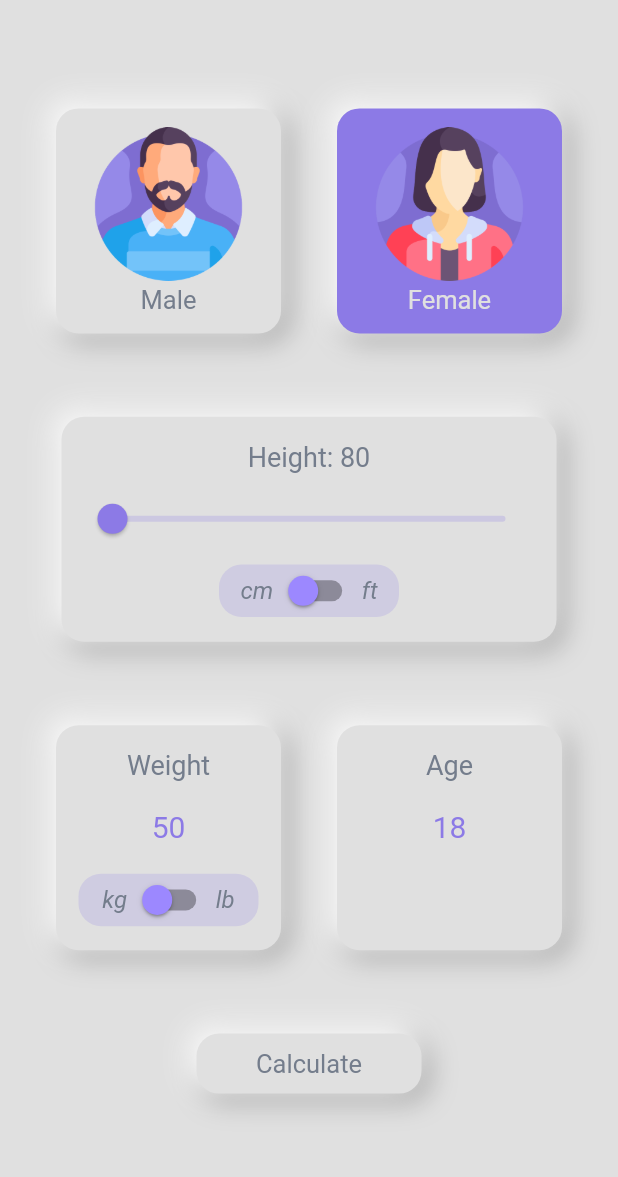
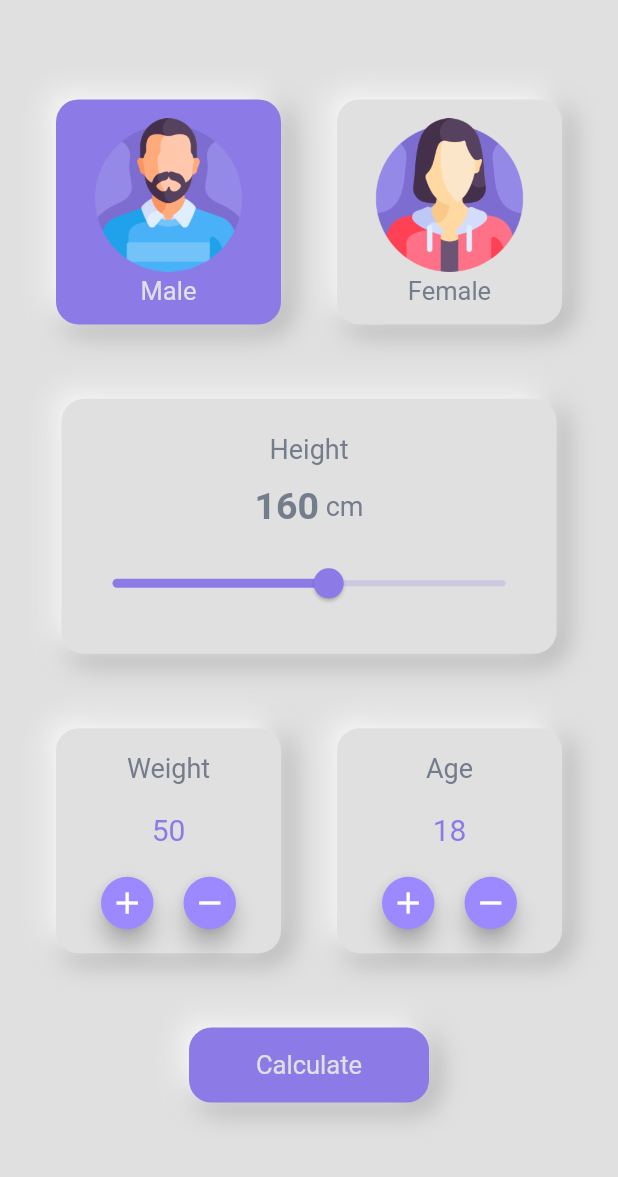
Before and after one commit to FatalError98/BMI-Calculator, a Flutter app: the screen it shows after launch, after a tap on "Male", on a phone screen of 412 x 824 dp, the part 59-1236 px from its top. Run offline on Flutter 3.47's test engine with Material 2 defaults, Android fonts, the phone set to English and light mode, and no system bars; drawn by our look-alikes of numberpicker.

Commit message:
commit 6
finish main Screen

```diff
--- a/lib/global variables/globals.dart
+++ b/lib/global variables/globals.dart
@@ -9,6 +9,8 @@ enum Gender {
   female,
 }
 
-double heightValue = 80.0;
+double heightValue = 160.0;
 int weightValue = 50;
 int ageValue = 18;
+
+double bmi = 0.0;
--- /dev/null
+++ b/lib/screens/bmi_result_screen.dart
@@ -0,0 +1,30 @@
+import 'package:flutter/material.dart';
+
+import '../constants.dart';
+
+class BmiResultScreen extends StatelessWidget {
+  final double bmiResult;
+  BmiResultScreen(this.bmiResult);
+
+  @override
+  Widget build(BuildContext context) {
+    return Scaffold(
+      backgroundColor: bgColor,
+      appBar: AppBar(
+        iconTheme: const IconThemeData(color: pFontColor),
+        centerTitle: true,
+        backgroundColor: bgColor,
+        elevation: 0,
+        title: const Text(
+          'BMI Calculator',
+          style: TextStyle(
+            color: pFontColor,
+          ),
+        ),
+      ),
+      body: Center(
+        child: Text('Your result : $bmiResult'),
+      ),
+    );
+  }
+}
--- a/lib/screens/main_screen.dart
+++ b/lib/screens/main_screen.dart
@@ -1,11 +1,13 @@
+import 'dart:math';
+
+import 'package:bmicalculator/screens/bmi_result_screen.dart';
 import 'package:flutter/material.dart';
 import 'package:numberpicker/numberpicker.dart';
 
 import '../widgets/neum_container.dart';
 import '../widgets/gender_container.dart';
 import '../global variables/globals.dart' as globals;
-import '../widgets/neumorphism-button.dart';
-import '../widgets/unit-switch.dart';
+// import '../widgets/unit-switch.dart';
 import '../constants.dart';
 
 class MainScreen extends StatefulWidget {
@@ -28,11 +30,6 @@ class _MainScreenState extends State<MainScreen> {
         maleFontColor = activeFontColor;
         femaleBoxColor = inActiveColor;
         femaleFontColor = inActiveFontColor;
-      } else {
-        maleBoxColor = inActiveColor;
-        maleFontColor = inActiveFontColor;
-        femaleBoxColor = activeColor;
-        femaleFontColor = activeFontColor;
       }
     } else {
       if (femaleBoxColor == inActiveColor) {
@@ -40,13 +37,18 @@ class _MainScreenState extends State<MainScreen> {
         femaleFontColor = activeFontColor;
         maleBoxColor = inActiveColor;
         maleFontColor = inActiveFontColor;
-      } else {
-        femaleBoxColor = inActiveColor;
-        femaleFontColor = inActiveFontColor;
-        maleBoxColor = activeColor;
-        maleFontColor = activeFontColor;
       }
     }
+  }
+
+  void selectCategory(BuildContext ctx) {
+    Navigator.of(ctx).push(
+      MaterialPageRoute(
+        builder: (_) {
+          return BmiResultScreen(globals.bmi);
+        },
+      ),
+    );
   }
 
   @override
@@ -109,26 +111,46 @@ class _MainScreenState extends State<MainScreen> {
           ),
           NeumContainer(
             color: bgColor,
-            height: 150,
+            height: 170,
             width: 330,
             child: Column(
                 mainAxisAlignment: MainAxisAlignment.spaceEvenly,
                 children: [
-                  Text(
-                    !globals.switchValues
-                        ? 'Height: ${globals.heightValue.toInt()}'
-                        : 'Height: ${(globals.heightValue / 30.48).toStringAsFixed(1)}',
-                    style: const TextStyle(color: sFontColor, fontSize: 18.0),
+                  const Text(
+                    'Height',
+                    style: TextStyle(color: sFontColor, fontSize: 18.0),
+                  ),
+                  Row(
+                    mainAxisAlignment: MainAxisAlignment.center,
+                    children: [
+                      Text(
+                        // !globals.switchValues
+                        //     ?
+                        '${globals.heightValue.toInt()}',
+                        // : (globals.heightValue / 30.48).toStringAsFixed(1),
+                        style: const TextStyle(
+                          color: sFontColor,
+                          fontSize: 25.0,
+                          fontWeight: FontWeight.bold,
+                        ),
+                      ),
+                      const Text(
+                        // !globals.switchValues ?
+                        ' cm',
+                        // : ' ft',
+                        style: TextStyle(color: sFontColor, fontSize: 18.0),
+                      ),
+                    ],
                   ),
                   Slider(
                     value: globals.heightValue,
-                    min: 80,
-                    max: 240,
+                    min: 50,
+                    max: 250,
                     onChanged: (value) => setState(() {
                       globals.heightValue = value;
                     }),
                   ),
-                  UnitSwitch(mainUnit: 'cm', secondaryUnit: 'ft'),
+                  // UnitSwitch(mainUnit: 'cm', secondaryUnit: 'ft'),
                 ]),
           ),
           Row(
@@ -160,7 +182,35 @@ class _MainScreenState extends State<MainScreen> {
                           },
                         ),
                       ),
-                      UnitSwitch(mainUnit: 'kg', secondaryUnit: 'lb'),
+                      Row(
+                        mainAxisAlignment: MainAxisAlignment.spaceEvenly,
+                        children: [
+                          Container(
+                            height: 35,
+                            width: 35,
+                            child: FloatingActionButton(
+                              heroTag: 'btn1',
+                              onPressed: () => setState(() {
+                                globals.weightValue++;
+                              }),
+                              child: const Icon(Icons.add),
+                            ),
+                          ),
+                          Container(
+                            height: 35,
+                            width: 35,
+                            child: FloatingActionButton(
+                              heroTag: 'btn2',
+                              onPressed: () => setState(() {
+                                if (globals.weightValue > 0)
+                                  globals.weightValue--;
+                              }),
+                              child: const Icon(Icons.remove),
+                            ),
+                          ),
+                        ],
+                      ),
+                      // UnitSwitch(mainUnit: 'kg', secondaryUnit: 'lb'),
                     ]),
               ),
               NeumContainer(
@@ -187,25 +237,60 @@ class _MainScreenState extends State<MainScreen> {
                           globals.ageValue = val;
                         }),
                       ),
-                      const SizedBox(
-                        height: 35,
-                      )
+                      Row(
+                        mainAxisAlignment: MainAxisAlignment.spaceEvenly,
+                        children: [
+                          Container(
+                            height: 35,
+                            width: 35,
+                            child: FloatingActionButton(
+                              heroTag: 'btn3',
+                              onPressed: () => setState(() {
+                                globals.ageValue++;
+                              }),
+                              child: const Icon(Icons.add),
+                            ),
+                          ),
+                          Container(
+                            height: 35,
+                            width: 35,
+                            child: FloatingActionButton(
+                              heroTag: 'btn4',
+                              onPressed: () => setState(() {
+                                if (globals.ageValue > 0) globals.ageValue--;
+                              }),
+                              child: const Icon(Icons.remove),
+                            ),
+                          ),
+                        ],
+                      ),
                     ]),
               ),
             ],
           ),
-          NeumButton(
-            height: 40,
-            width: 150,
-            buttonChild: const Text(
-              'Calculate',
-              style: TextStyle(color: sFontColor, fontSize: 17.0),
+          GestureDetector(
+            onTap: () {
+              globals.bmi =
+                  // !globals.switchValues
+                  //     ?
+                  globals.weightValue / pow(globals.heightValue / 100, 2.0);
+              // : 703 *
+              //     (globals.weightValue /
+              //         pow(globals.heightValue * 12, 2.0));
+              // print(bmi.toStringAsFixed(1));
+              selectCategory(context);
+            },
+            child: NeumContainer(
+              color: pColor,
+              height: 50,
+              width: 160,
+              child: const Center(
+                child: Text(
+                  'Calculate',
+                  style: TextStyle(color: bgColor, fontSize: 17.0),
+                ),
+              ),
             ),
-            onPressed: () {
-              var bmi = globals.weightValue /
-                  (globals.heightValue * globals.heightValue);
-              print(bmi);
-            },
           ),
         ],
       ),
--- a/lib/widgets/neumorphism-button.dart
+++ /dev/null
@@ -1,62 +0,0 @@
-import 'package:flutter/material.dart' hide BoxDecoration, BoxShadow;
-import 'package:flutter_inset_box_shadow/flutter_inset_box_shadow.dart';
-
-import '../constants.dart';
-import '../global variables/globals.dart' as globals;
-
-class NeumButton extends StatefulWidget {
-  final Widget buttonChild;
-  final double height;
-  final double width;
-  final Function onPressed;
-  NeumButton(
-      {required this.buttonChild,
-      required this.height,
-      required this.width,
-      required this.onPressed});
-
-  @override
-  State<NeumButton> createState() => _NeumButtonState();
-}
-
-class _NeumButtonState extends State<NeumButton> {
-  @override
-  Widget build(BuildContext context) {
-    Offset distance =
-        globals.isPressed ? const Offset(2, 2) : const Offset(4, 4);
-    double blur = globals.isPressed ? 6.0 : 15.0;
-    return GestureDetector(
-      onTap: () {
-        setState(() {
-          widget.onPressed;
-        });
-      },
-      child: AnimatedContainer(
-        duration: const Duration(milliseconds: 201),
-        height: widget.height,
-        width: widget.width,
-        decoration: BoxDecoration(
-          color: bgColor,
-          borderRadius: BorderRadius.circular(15),
-          boxShadow: [
-            BoxShadow(
-              color: shadowColor,
-              offset: distance,
-              blurRadius: blur,
-              spreadRadius: 1,
-              inset: globals.isPressed,
-            ),
-            BoxShadow(
-              color: Colors.white,
-              offset: -distance,
-              blurRadius: blur,
-              spreadRadius: 1,
-              inset: globals.isPressed,
-            ),
-          ],
-        ),
-        child: Center(child: widget.buttonChild),
-      ),
-    );
-  }
-}
```
